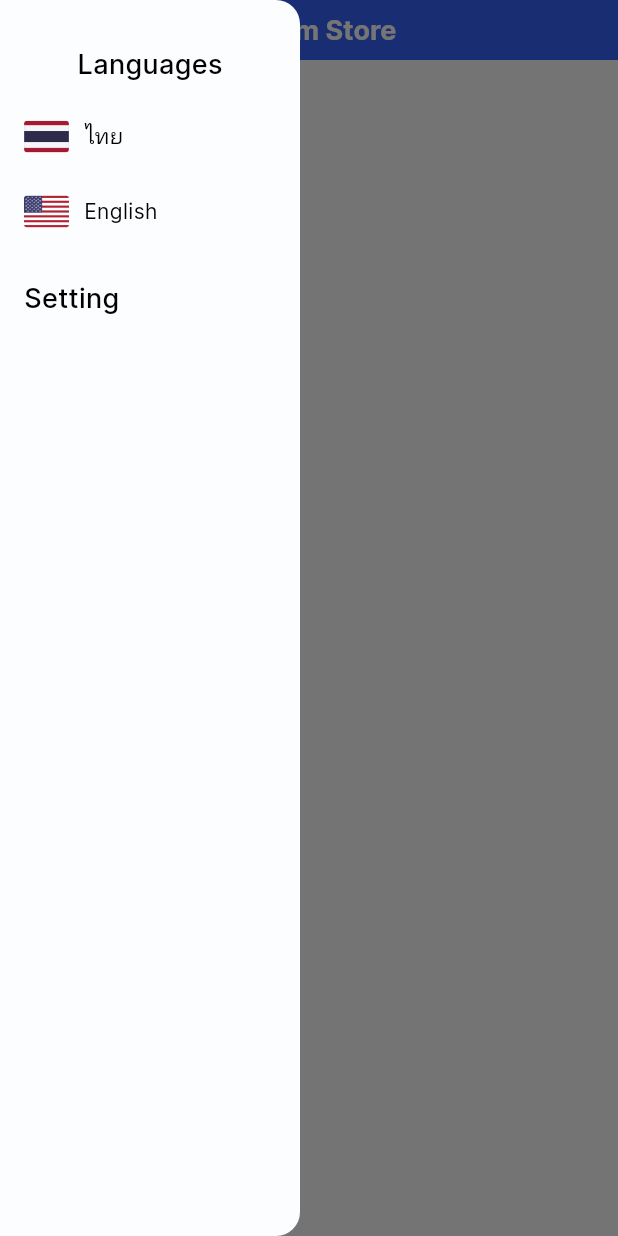
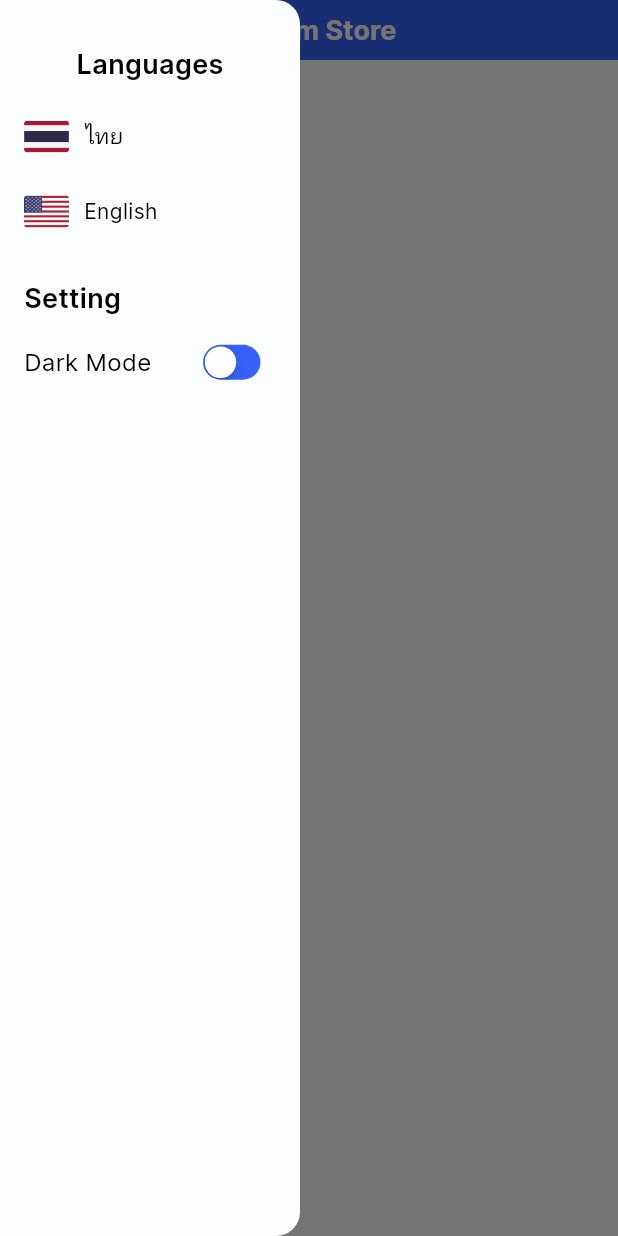
Before and after one commit to WilliamNha/product_app, a Flutter app: the screen it shows after launch, with the side drawer open, on a phone screen of 412 x 824 dp. Run offline on Flutter 3.47's test engine with Material 3 defaults, Android fonts, the phone set to English and light mode, and no system bars; our stand-ins replace cached_network_image, dio, flutter_bloc, get_it, injectable, retrofit; missing offline and left inert: theme_tailor_annotation; generated files the repository leaves out were written again; network calls fail.

Commit message:
implement dark_mode to UI

```diff
--- a/lib/main.dart
+++ b/lib/main.dart
@@ -2,9 +2,10 @@ import 'package:flutter/material.dart';
 import 'package:flutter_bloc/flutter_bloc.dart';
 import 'package:flutter_gen/gen_l10n/app_localizations.dart';
 import 'package:product_app/config/routes/app_routes.dart';
-import 'package:product_app/config/theme/app_theme.dart';
 import 'package:product_app/core/bloc/locale/local_state.dart';
 import 'package:product_app/core/bloc/locale/locale_bloc.dart';
+import 'package:product_app/core/bloc/theme/theme_bloc.dart';
+import 'package:product_app/core/bloc/theme/theme_state.dart';
 import 'package:product_app/di/configure_dependencies.dart';
 import 'package:product_app/di/di_instance.dart';
 import 'package:product_app/features/products/bloc/category/category_bloc.dart';
@@ -31,6 +32,9 @@ void main() {
         BlocProvider(
           create: (context) => LocaleBloc(),
         ),
+        BlocProvider(
+          create: (context) => ThemeBloc(),
+        ),
       ],
       child: const MyApp(),
     ),
@@ -42,13 +46,17 @@ class MyApp extends StatelessWidget {
 
   @override
   Widget build(BuildContext context) {
+    return BlocBuilder<ThemeBloc, ThemeState>(
+      builder: (context, state) {
+        final theme = state.themeData;
         return BlocBuilder<LocaleBloc, LocaleState>(
           builder: (context, state) {
+            final locale = state.locale;
             return MaterialApp(
               title: 'Product App',
               debugShowCheckedModeBanner: false,
-          theme: AppTheme.light,
-          locale: state.locale,
+              theme: theme,
+              locale: locale,
               onGenerateRoute: AppRoutes.onGenerateRoutes,
               localizationsDelegates: AppLocalizations.localizationsDelegates,
               supportedLocales: AppLocalizations.supportedLocales,
@@ -56,5 +64,7 @@ class MyApp extends StatelessWidget {
             );
           },
         );
+      },
+    );
   }
 }
--- /dev/null
+++ b/lib/widgets/buttons/switch_button.dart
@@ -0,0 +1,76 @@
+import 'package:flutter/cupertino.dart';
+import 'package:product_app/config/theme/theme_color.dart';
+import 'package:product_app/config/theme/theme_text.dart';
+
+class SwitchButton extends StatefulWidget {
+  final String txt;
+  final TextStyle? textStyle;
+  final Function(bool value) onSelect;
+  final Color? trackColor;
+  final Color? activeColor;
+  final bool? isSelect;
+
+  const SwitchButton({
+    super.key,
+    this.textStyle,
+    required this.txt,
+    this.trackColor,
+    this.activeColor,
+    required this.onSelect,
+    required this.isSelect,
+  });
+
+  @override
+  State<SwitchButton> createState() => _SwitchButtonState();
+}
+
+class _SwitchButtonState extends State<SwitchButton> {
+  late bool isSelect;
+
+  @override
+  void initState() {
+    super.initState();
+    assignValue();
+  }
+
+  @override
+  void didUpdateWidget(SwitchButton oldWidget) {
+    super.didUpdateWidget(oldWidget);
+    if (isSelect != widget.isSelect) {
+      assignValue();
+    }
+  }
+
+  void assignValue() {
+    isSelect = widget.isSelect ?? false;
+  }
+
+  @override
+  Widget build(BuildContext context) {
+    return Row(
+      mainAxisAlignment: MainAxisAlignment.spaceBetween,
+      children: [
+        Text(
+          widget.txt,
+          style: widget.textStyle ?? context.themeText.text16,
+        ),
+        Transform.scale(
+          scale: 0.75,
+          child: Center(
+            child: CupertinoSwitch(
+              value: isSelect,
+              activeColor: widget.activeColor ?? context.themeColor.priColor,
+              trackColor: widget.trackColor ?? context.themeColor.priColor,
+              onChanged: (bool value) {
+                setState(() {
+                  isSelect = value;
+                });
+                widget.onSelect(value);
+              },
+            ),
+          ),
+        ),
+      ],
+    );
+  }
+}
--- a/lib/widgets/drawer/app_drawer.dart
+++ b/lib/widgets/drawer/app_drawer.dart
@@ -3,20 +3,34 @@ import 'package:flutter_bloc/flutter_bloc.dart';
 import 'package:product_app/config/theme/colors_common.dart';
 import 'package:product_app/config/theme/theme_color.dart';
 import 'package:product_app/config/theme/theme_text.dart';
-import 'package:product_app/core/bloc/locale/local_state.dart';
 import 'package:product_app/core/bloc/locale/locale_bloc.dart';
 import 'package:product_app/core/bloc/locale/locale_event.dart';
+import 'package:product_app/core/bloc/theme/theme_bloc.dart';
+import 'package:product_app/core/bloc/theme/theme_event.dart';
+import 'package:product_app/core/bloc/theme/theme_state.dart';
 import 'package:product_app/gen/assets.gen.dart';
 import 'package:product_app/localization.dart';
+import 'package:product_app/widgets/buttons/switch_button.dart';
 import 'package:product_app/widgets/buttons/widget_button.dart';
 
-class AppDrawer extends StatelessWidget {
+class AppDrawer extends StatefulWidget {
   const AppDrawer({super.key});
 
   @override
+  State<AppDrawer> createState() => _AppDrawerState();
+}
+
+class _AppDrawerState extends State<AppDrawer> {
+  void toggleTheme() {
+    context.read<ThemeBloc>().add(ToggleTheme());
+  }
+
+  @override
   Widget build(BuildContext context) {
-    return BlocBuilder<LocaleBloc, LocaleState>(
+    return BlocBuilder<ThemeBloc, ThemeState>(
       builder: (context, state) {
+        final theme = state.themeData;
+        final isDark = theme.brightness == Brightness.dark;
         return SizedBox(
           width: 200,
           child: Drawer(
@@ -31,7 +45,7 @@ class AppDrawer extends StatelessWidget {
                   Center(
                     child: Text(
                       context.trans.language,
-                      style: context.themeText.text18Medium,
+                      style: context.themeText.text18SemiBold,
                     ),
                   ),
                   const SizedBox(height: 20),
@@ -53,8 +67,13 @@ class AppDrawer extends StatelessWidget {
                   const SizedBox(height: 30),
                   Text(
                     context.trans.setting,
-                    style: context.themeText.text18Medium,
+                    style: context.themeText.text18SemiBold,
                   ),
+                  const SizedBox(height: 10),
+                  SwitchButton(
+                      isSelect: isDark,
+                      txt: context.trans.dark_mode,
+                      onSelect: (value) => toggleTheme())
                 ],
               ),
             ),
```
Lines whose indentation alone changed are shown as unchanged.
